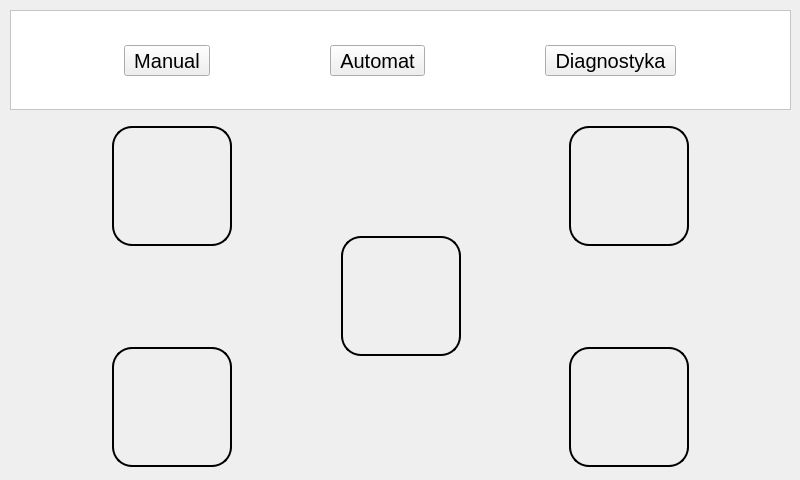
Old version of the form software/pc/gui/gui.ui in the repository Brollof/Yamori.
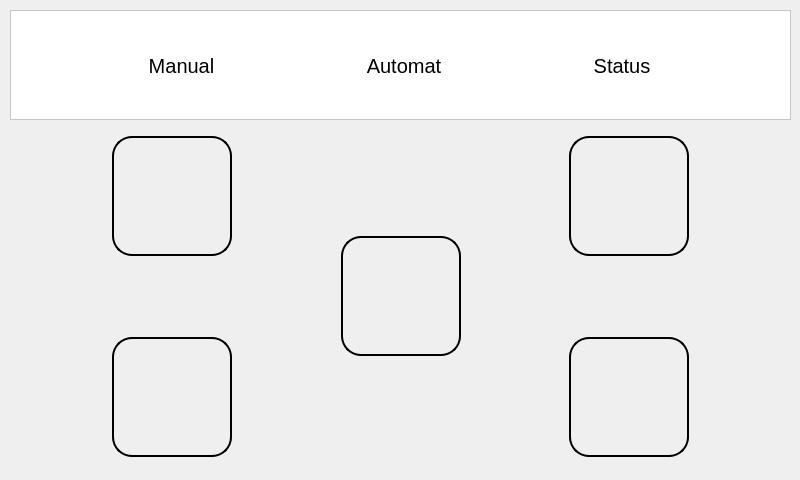
New version of the form. Icons and pictures are not drawn.

Commit message: Added diag and auto icons

```diff
--- a/software/pc/gui/gui.ui
+++ b/software/pc/gui/gui.ui
@@ -25,6 +25,12 @@
 	border-radius: 20;
 }
 
+#menuFrame QToolButton {
+	border: none;
+	qproperty-iconSize: 60px;
+	qproperty-toolButtonStyle: ToolButtonTextUnderIcon;
+}
+
 #btnMan10 {
 	background-color: transparent;
 	background: none;
@@ -53,7 +59,7 @@
        <property name="minimumSize">
         <size>
          <width>0</width>
-         <height>100</height>
+         <height>110</height>
         </size>
        </property>
        <property name="styleSheet">
@@ -78,7 +84,7 @@
           <x>0</x>
           <y>0</y>
           <width>781</width>
-          <height>101</height>
+          <height>111</height>
          </rect>
         </property>
         <layout class="QHBoxLayout" name="horizontalLayout">
@@ -87,6 +93,25 @@
            <property name="text">
             <string>Manual</string>
            </property>
+           <property name="icon">
+            <iconset resource="res/icons.qrc">
+             <normaloff>:/i_manual.png</normaloff>:/i_manual.png</iconset>
+           </property>
+           <property name="iconSize">
+            <size>
+             <width>60</width>
+             <height>60</height>
+            </size>
+           </property>
+           <property name="checkable">
+            <bool>false</bool>
+           </property>
+           <property name="toolButtonStyle">
+            <enum>Qt::ToolButtonTextUnderIcon</enum>
+           </property>
+           <property name="autoRaise">
+            <bool>false</bool>
+           </property>
           </widget>
          </item>
          <item>
@@ -99,7 +124,11 @@
          <item>
           <widget class="QToolButton" name="btnDiag">
            <property name="text">
-            <string>Diagnostyka</string>
+            <string>Status</string>
+           </property>
+           <property name="icon">
+            <iconset resource="res/icons.qrc">
+             <normaloff>:/i_diag.png</normaloff>:/i_diag.png</iconset>
            </property>
           </widget>
          </item>
@@ -144,7 +173,7 @@
            <x>0</x>
            <y>0</y>
            <width>781</width>
-           <height>341</height>
+           <height>321</height>
           </rect>
          </property>
          <layout class="QHBoxLayout" name="horizontalLayout_2">
@@ -166,6 +195,9 @@
           </item>
           <item>
            <layout class="QVBoxLayout" name="verticalLayout_2">
+            <property name="sizeConstraint">
+             <enum>QLayout::SetDefaultConstraint</enum>
+            </property>
             <item>
              <widget class="QPushButton" name="btnMan1">
               <property name="minimumSize">
```
Left out of the diff: 8 changed lines with no effect on the pictures. The commit also changes 9 other files.
